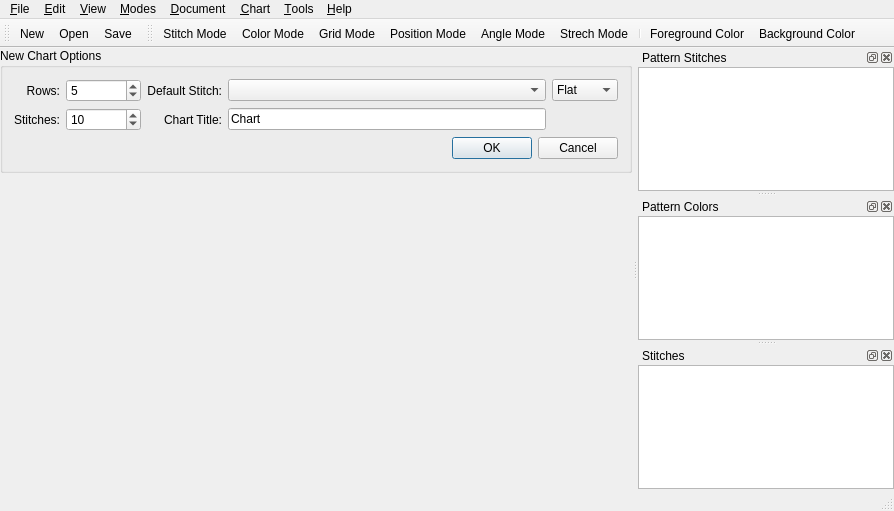
Above: src/mainwindow.ui from iPenguin/CrochetCharts before the change. Below: the same form after it.
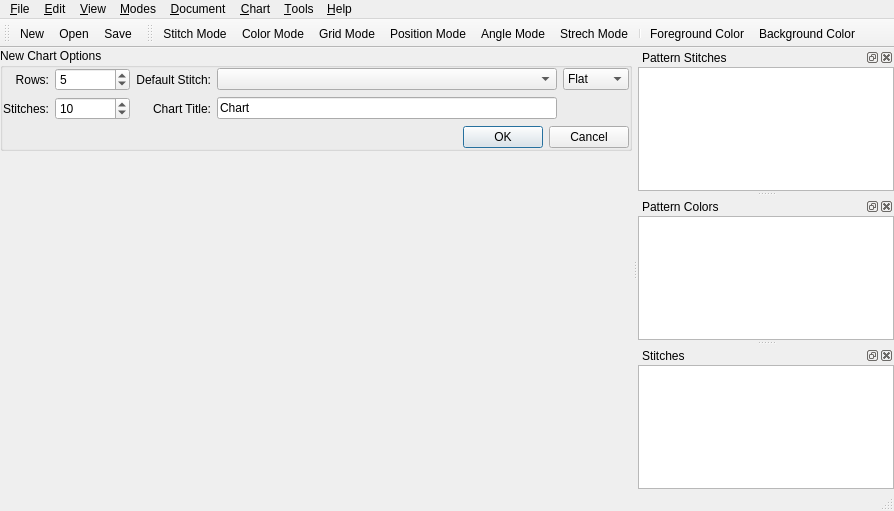
That is the form after the change. Icons and pictures are not drawn.

Diff of the .ui file:
```diff
--- a/src/mainwindow.ui
+++ b/src/mainwindow.ui
@@ -28,6 +28,9 @@
        <string>New Chart Options</string>
       </property>
       <layout class="QGridLayout" name="gridLayout">
+       <property name="margin">
+        <number>0</number>
+       </property>
        <item row="0" column="0">
         <widget class="QLabel" name="label">
          <property name="text">
```
Left out of the diff: 4 changed lines with no effect on the pictures.
